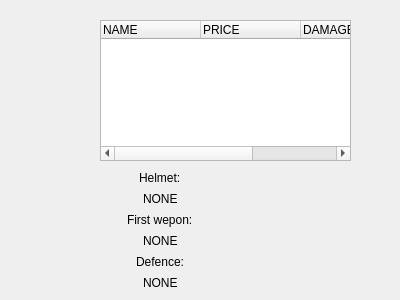
Old version of the form areenapeli/shopscene.ui in the repository Aivoapina/ohjsuun_tomato3.
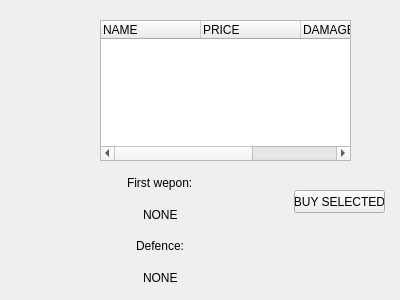
New version of the form.

```diff
--- a/areenapeli/shopscene.ui
+++ b/areenapeli/shopscene.ui
@@ -54,41 +54,27 @@
    </property>
    <layout class="QGridLayout" name="gridLayout_2">
     <item row="0" column="0" alignment="Qt::AlignHCenter">
-     <widget class="QLabel" name="label_6">
-      <property name="text">
-       <string>Helmet:</string>
-      </property>
-     </widget>
-    </item>
-    <item row="3" column="0" alignment="Qt::AlignHCenter">
-     <widget class="QLabel" name="labelWEPON">
-      <property name="text">
-       <string>NONE</string>
-      </property>
-     </widget>
-    </item>
-    <item row="2" column="0" alignment="Qt::AlignHCenter">
      <widget class="QLabel" name="label_7">
       <property name="text">
        <string>First wepon:</string>
       </property>
      </widget>
     </item>
-    <item row="4" column="0" alignment="Qt::AlignHCenter">
+    <item row="1" column="0" alignment="Qt::AlignHCenter">
+     <widget class="QLabel" name="labelWEPON">
+      <property name="text">
+       <string>NONE</string>
+      </property>
+     </widget>
+    </item>
+    <item row="2" column="0" alignment="Qt::AlignHCenter">
      <widget class="QLabel" name="label_8">
       <property name="text">
        <string>Defence:</string>
       </property>
      </widget>
     </item>
-    <item row="1" column="0" alignment="Qt::AlignHCenter">
-     <widget class="QLabel" name="labelHELMET">
-      <property name="text">
-       <string>NONE</string>
-      </property>
-     </widget>
-    </item>
-    <item row="5" column="0" alignment="Qt::AlignHCenter">
+    <item row="3" column="0" alignment="Qt::AlignHCenter">
      <widget class="QLabel" name="labelDEFENCE">
       <property name="text">
        <string>NONE</string>
@@ -97,6 +83,19 @@
     </item>
    </layout>
   </widget>
+  <widget class="QPushButton" name="ButtonBuy">
+   <property name="geometry">
+    <rect>
+     <x>294</x>
+     <y>190</y>
+     <width>91</width>
+     <height>23</height>
+    </rect>
+   </property>
+   <property name="text">
+    <string>BUY SELECTED</string>
+   </property>
+  </widget>
  </widget>
  <resources/>
  <connections/>
```
